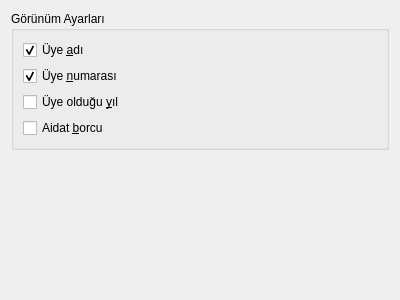
Before: the Qt Designer form plasmoid/contents/code/lkdconfigviewform.ui in lkdtr/uyeyazilimi, drawn with Qt 5.
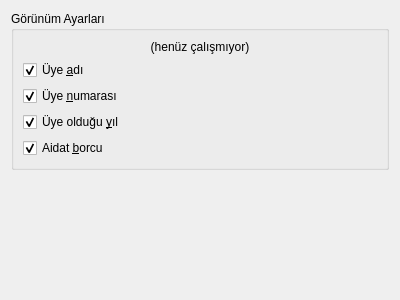
After: the same form once the commit is applied.

```diff
--- a/plasmoid/contents/code/lkdconfigviewform.ui
+++ b/plasmoid/contents/code/lkdconfigviewform.ui
@@ -20,7 +20,7 @@
       <string>Görünüm Ayarları</string>
      </property>
      <layout class="QGridLayout" name="gridLayout">
-      <item row="0" column="0">
+      <item row="1" column="0">
        <widget class="QCheckBox" name="checkBox">
         <property name="text">
          <string>Üye &amp;adı</string>
@@ -30,7 +30,7 @@
         </property>
        </widget>
       </item>
-      <item row="1" column="0">
+      <item row="2" column="0">
        <widget class="QCheckBox" name="checkBox_2">
         <property name="text">
          <string>Üye &amp;numarası</string>
@@ -40,17 +40,33 @@
         </property>
        </widget>
       </item>
-      <item row="2" column="0">
+      <item row="3" column="0">
        <widget class="QCheckBox" name="checkBox_3">
         <property name="text">
          <string>Üye olduğu &amp;yıl</string>
         </property>
+        <property name="checked">
+         <bool>true</bool>
+        </property>
        </widget>
       </item>
-      <item row="3" column="0">
+      <item row="4" column="0">
        <widget class="QCheckBox" name="checkBox_4">
         <property name="text">
          <string>Aidat &amp;borcu</string>
+        </property>
+        <property name="checked">
+         <bool>true</bool>
+        </property>
+       </widget>
+      </item>
+      <item row="0" column="0">
+       <widget class="QLabel" name="label">
+        <property name="text">
+         <string>(henüz çalışmıyor)</string>
+        </property>
+        <property name="alignment">
+         <set>Qt::AlignCenter</set>
         </property>
        </widget>
       </item>
```
